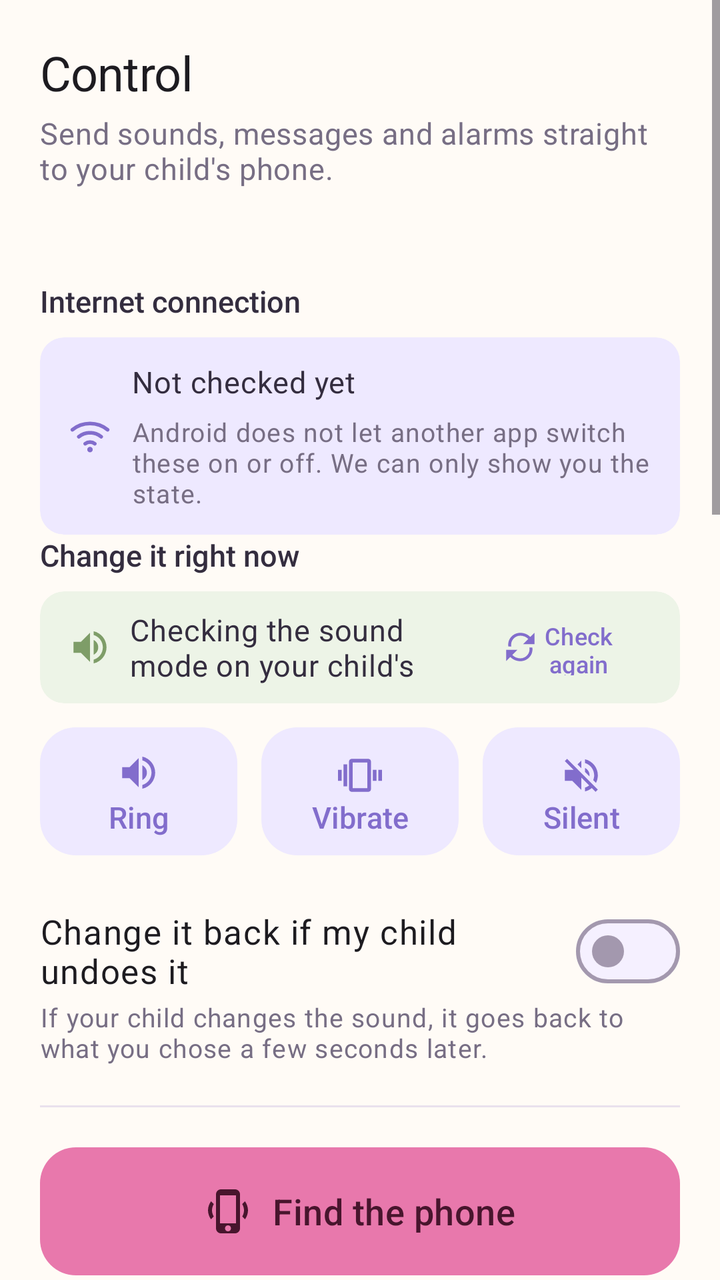
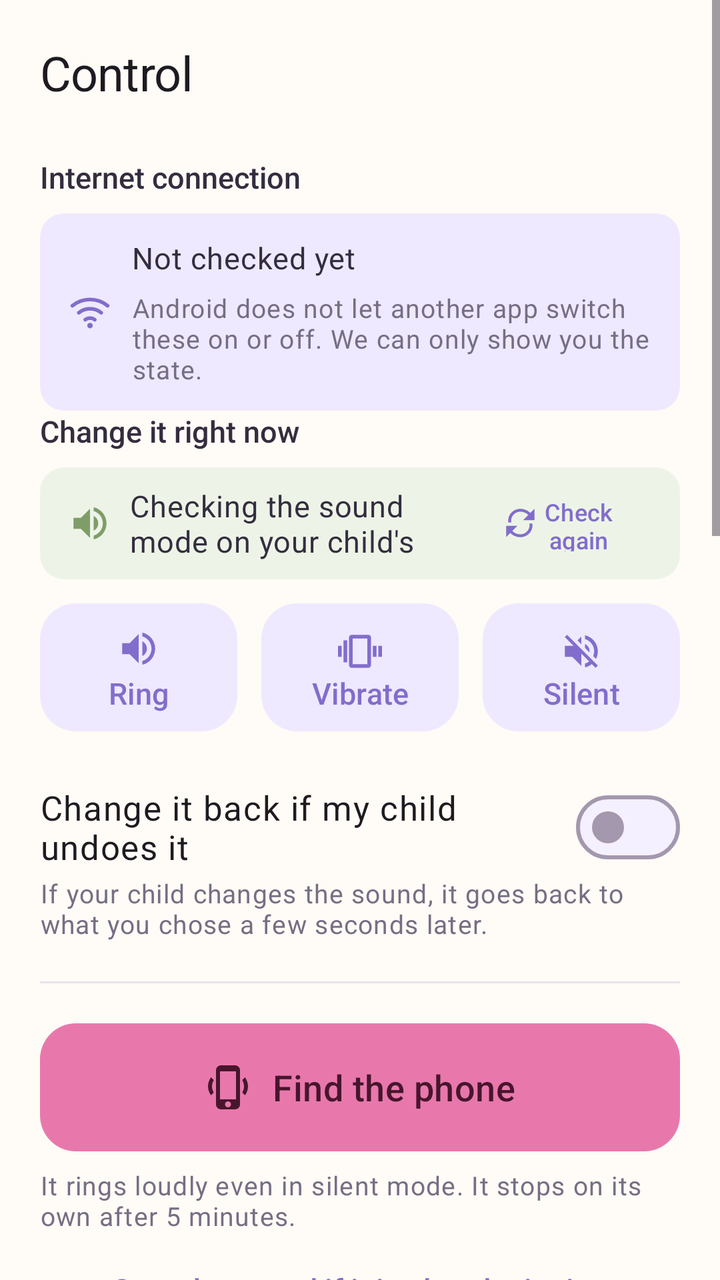

An Android layout rendered at two revisions. The XML below is the earlier revision; the diff shows what the commit changed to produce the second picture.
<!-- AndroidManifest.xml: application theme Theme.KidCare -->
<!-- res/layout/fragment_control.xml -->
<?xml version="1.0" encoding="utf-8"?>
<ScrollView xmlns:android="http://schemas.android.com/apk/res/android"
    xmlns:app="http://schemas.android.com/apk/res-auto"
    android:layout_width="match_parent"
    android:layout_height="match_parent"
    android:fillViewport="true">

    <LinearLayout
        android:layout_width="match_parent"
        android:layout_height="wrap_content"
        android:orientation="vertical"
        android:paddingHorizontal="@dimen/edge"
        android:paddingTop="20dp"
        android:paddingBottom="28dp">

        <TextView
            android:layout_width="match_parent"
            android:layout_height="wrap_content"
            android:text="@string/tab_control"
            android:textAppearance="?attr/textAppearanceHeadlineSmall" />

        <TextView
            android:layout_width="match_parent"
            android:layout_height="wrap_content"
            android:layout_marginTop="4dp"
            android:layout_marginBottom="20dp"
            android:text="@string/control_header_subtitle"
            android:textAppearance="?attr/textAppearanceBodyMedium"
            android:textColor="?attr/colorOnSurfaceVariant" />

        
        <TextView
            android:id="@+id/child_state"
            android:layout_width="match_parent"
            android:layout_height="wrap_content"
            android:paddingBottom="16dp"
            android:textAppearance="?attr/textAppearanceBodyMedium"
            android:textColor="?attr/colorOnSurfaceVariant"
            android:visibility="gone" />

        <TextView
            android:layout_width="match_parent"
            android:layout_height="wrap_content"
            android:layout_marginTop="26dp"
            android:text="@string/control_section_network"
            android:fontFamily="sans-serif-medium"
            android:textColor="@color/ink"
            android:textSize="15sp" />

        
        <com.google.android.material.card.MaterialCardView
            android:layout_width="match_parent"
            android:layout_height="wrap_content"
            android:layout_marginTop="8dp"
            app:cardBackgroundColor="@color/sky_soft"
            app:shapeAppearance="@style/ShapeAppearance.KidCare.Small"
            app:strokeWidth="0dp">

            <LinearLayout
                android:layout_width="match_parent"
                android:layout_height="wrap_content"
                android:baselineAligned="false"
                android:gravity="center_vertical"
                android:orientation="horizontal"
                android:paddingHorizontal="14dp"
                android:paddingVertical="12dp">

                <ImageView
                    android:id="@+id/network_icon"
                    android:layout_width="22dp"
                    android:layout_height="22dp"
                    android:importantForAccessibility="no"
                    android:src="@drawable/ic_wifi"
                    app:tint="@color/sky" />

                <LinearLayout
                    android:layout_width="0dp"
                    android:layout_height="wrap_content"
                    android:layout_marginStart="10dp"
                    android:layout_weight="1"
                    android:orientation="vertical">

                    <TextView
                        android:id="@+id/network_state"
                        android:layout_width="match_parent"
                        android:layout_height="wrap_content"
                        android:text="@string/control_network_unknown"
                        android:textAppearance="?attr/textAppearanceBodyMedium"
                        android:textColor="@color/ink" />

                    <TextView
                        android:id="@+id/network_wifi_state"
                        android:layout_width="match_parent"
                        android:layout_height="wrap_content"
                        android:layout_marginTop="1dp"
                        android:textAppearance="?attr/textAppearanceBodySmall"
                        android:textColor="?attr/colorOnSurfaceVariant"
                        android:visibility="gone" />

                    <TextView
                        android:layout_width="match_parent"
                        android:layout_height="wrap_content"
                        android:layout_marginTop="6dp"
                        android:text="@string/control_network_readonly"
                        android:textAppearance="?attr/textAppearanceBodySmall"
                        android:textColor="?attr/colorOnSurfaceVariant" />
                </LinearLayout>
            </LinearLayout>
        </com.google.android.material.card.MaterialCardView>

        <TextView
            android:layout_width="match_parent"
            android:layout_height="wrap_content"
            android:text="@string/control_section_ringer"
            android:fontFamily="sans-serif-medium"
            android:textColor="@color/ink"
            android:textSize="15sp" />

        <com.google.android.material.card.MaterialCardView
            android:layout_width="match_parent"
            android:layout_height="wrap_content"
            android:layout_marginTop="8dp"
            app:cardBackgroundColor="@color/grass_soft"
            app:shapeAppearance="@style/ShapeAppearance.KidCare.Small"
            app:strokeWidth="0dp">

            <LinearLayout
                android:layout_width="match_parent"
                android:layout_height="56dp"
                android:gravity="center_vertical"
                android:orientation="horizontal"
                android:paddingHorizontal="14dp">

                <ImageView
                    android:id="@+id/ringer_state_icon"
                    android:layout_width="22dp"
                    android:layout_height="22dp"
                    android:importantForAccessibility="no"
                    android:src="@drawable/ic_volume_up"
                    app:tint="@color/grass" />

                <TextView
                    android:id="@+id/ringer_state"
                    android:layout_width="0dp"
                    android:layout_height="wrap_content"
                    android:layout_marginStart="9dp"
                    android:layout_weight="1"
                    android:maxLines="2"
                    android:text="@string/control_ringer_status_loading"
                    android:textAppearance="?attr/textAppearanceBodyMedium"
                    android:textColor="@color/ink" />

                <com.google.android.material.button.MaterialButton
                    android:id="@+id/ringer_refresh_button"
                    style="@style/Widget.KidCare.Button.Text"
                    android:layout_width="92dp"
                    android:layout_height="40dp"
                    android:insetTop="0dp"
                    android:insetBottom="0dp"
                    android:minWidth="0dp"
                    android:minHeight="0dp"
                    android:text="@string/control_ringer_refresh"
                    android:textSize="12sp"
                    app:icon="@drawable/ic_refresh"
                    app:iconGravity="textStart"
                    app:iconPadding="2dp"
                    app:iconSize="17dp" />
            </LinearLayout>
        </com.google.android.material.card.MaterialCardView>

        
        <TextView
            android:id="@+id/ringer_dnd_note"
            android:layout_width="match_parent"
            android:layout_height="wrap_content"
            android:layout_marginTop="6dp"
            android:text="@string/control_ringer_dnd_note"
            android:textAppearance="?attr/textAppearanceBodySmall"
            android:textColor="?attr/colorOnSurfaceVariant"
            android:visibility="gone" />

        <LinearLayout
            android:layout_width="match_parent"
            android:layout_height="wrap_content"
            android:layout_marginTop="8dp"
            android:baselineAligned="false"
            android:orientation="horizontal">

            
            <com.google.android.material.button.MaterialButton
                android:id="@+id/mode_normal_button"
                style="@style/Widget.KidCare.Button.Tonal"
                android:layout_width="0dp"
                android:layout_height="72dp"
                android:layout_marginEnd="6dp"
                android:layout_weight="1"
                android:insetLeft="0dp"
                android:insetRight="0dp"
                android:paddingHorizontal="8dp"
                android:text="@string/control_mode_normal"
                app:strokeWidth="0dp"
                app:icon="@drawable/ic_volume_up"
                app:iconGravity="textTop"
                app:iconPadding="4dp"
                app:iconSize="22dp" />

            <com.google.android.material.button.MaterialButton
                android:id="@+id/mode_vibrate_button"
                style="@style/Widget.KidCare.Button.Tonal"
                android:layout_width="0dp"
                android:layout_height="72dp"
                android:layout_marginHorizontal="6dp"
                android:layout_weight="1"
                android:insetLeft="0dp"
                android:insetRight="0dp"
                android:paddingHorizontal="8dp"
                android:text="@string/control_mode_vibrate"
                app:strokeWidth="0dp"
                app:icon="@drawable/ic_vibration"
                app:iconGravity="textTop"
                app:iconPadding="4dp"
                app:iconSize="22dp" />

            <com.google.android.material.button.MaterialButton
                android:id="@+id/mode_silent_button"
                style="@style/Widget.KidCare.Button.Tonal"
                android:layout_width="0dp"
                android:layout_height="72dp"
                android:layout_marginStart="6dp"
                android:layout_weight="1"
                android:insetLeft="0dp"
                android:insetRight="0dp"
                android:paddingHorizontal="8dp"
                android:text="@string/control_mode_silent"
                app:strokeWidth="0dp"
                app:icon="@drawable/ic_volume_off"
                app:iconGravity="textTop"
                app:iconPadding="4dp"
                app:iconSize="22dp" />
        </LinearLayout>

        <com.google.android.material.materialswitch.MaterialSwitch
            android:id="@+id/lock_switch"
            android:layout_width="match_parent"
            android:layout_height="wrap_content"
            android:layout_marginTop="20dp"
            android:minHeight="48dp"
            android:text="@string/control_lock_switch"
            android:textAppearance="?attr/textAppearanceBodyLarge" />

        <TextView
            android:layout_width="match_parent"
            android:layout_height="wrap_content"
            android:text="@string/control_lock_hint"
            android:textAppearance="?attr/textAppearanceBodySmall"
            android:textColor="?attr/colorOnSurfaceVariant" />

        <View
            android:layout_width="match_parent"
            android:layout_height="1dp"
            android:layout_marginVertical="20dp"
            android:background="?attr/colorOutlineVariant" />

        <com.google.android.material.button.MaterialButton
            android:id="@+id/find_button"
            android:layout_width="match_parent"
            android:layout_height="64dp"
            android:text="@string/control_find_phone"
            android:textAppearance="?attr/textAppearanceTitleMedium"
            android:textColor="@color/on_berry"
            app:backgroundTint="@color/berry"
            app:icon="@drawable/ic_find_phone"
            app:iconGravity="textStart"
            app:iconPadding="10dp"
            app:iconSize="24dp"
            app:iconTint="@color/on_berry" />

        <TextView
            android:layout_width="match_parent"
            android:layout_height="wrap_content"
            android:layout_marginTop="8dp"
            android:text="@string/control_find_hint"
            android:textAppearance="?attr/textAppearanceBodySmall"
            android:textColor="?attr/colorOnSurfaceVariant" />

        
        <com.google.android.material.button.MaterialButton
            android:id="@+id/find_stop_button"
            style="@style/Widget.KidCare.Button.Text"
            android:layout_width="match_parent"
            android:layout_height="wrap_content"
            android:layout_marginTop="4dp"
            android:text="@string/control_find_stop_hint" />

        <View
            android:layout_width="match_parent"
            android:layout_height="1dp"
            android:layout_marginVertical="20dp"
            android:background="?attr/colorOutlineVariant" />

        
        <TextView
            android:layout_width="match_parent"
            android:layout_height="wrap_content"
            android:text="@string/control_section_message"
            android:fontFamily="sans-serif-medium"
            android:textColor="@color/ink"
            android:textSize="15sp" />

        <com.google.android.material.chip.ChipGroup
            android:id="@+id/message_chips"
            android:layout_width="match_parent"
            android:layout_height="wrap_content"
            android:layout_marginTop="10dp">

            
            <com.google.android.material.chip.Chip
                style="@style/Widget.Material3.Chip.Suggestion"
                android:layout_width="wrap_content"
                android:layout_height="wrap_content"
                android:checkable="false"
                android:text="@string/control_message_chip_where" />

            <com.google.android.material.chip.Chip
                style="@style/Widget.Material3.Chip.Suggestion"
                android:layout_width="wrap_content"
                android:layout_height="wrap_content"
                android:checkable="false"
                android:text="@string/control_message_chip_call" />

            <com.google.android.material.chip.Chip
                style="@style/Widget.Material3.Chip.Suggestion"
                android:layout_width="wrap_content"
                android:layout_height="wrap_content"
                android:checkable="false"
                android:text="@string/control_message_chip_come_home" />

            <com.google.android.material.chip.Chip
                style="@style/Widget.Material3.Chip.Suggestion"
                android:layout_width="wrap_content"
                android:layout_height="wrap_content"
                android:checkable="false"
                android:text="@string/control_message_chip_meal" />
        </com.google.android.material.chip.ChipGroup>

        
        <com.google.android.material.textfield.TextInputLayout
            android:id="@+id/message_input_layout"
            android:layout_width="match_parent"
            android:layout_height="wrap_content"
            android:layout_marginTop="8dp"
            android:hint="@string/control_message_hint"
            app:counterEnabled="true"
            app:counterMaxLength="100">

            <com.google.android.material.textfield.TextInputEditText
                android:id="@+id/message_input"
                android:layout_width="match_parent"
                android:layout_height="wrap_content"
                android:inputType="textShortMessage|textMultiLine|textCapSentences"
                android:maxLength="100"
                android:maxLines="3"
                android:textAppearance="?attr/textAppearanceBodyLarge" />
        </com.google.android.material.textfield.TextInputLayout>

        <com.google.android.material.button.MaterialButton
            android:id="@+id/message_send_button"
            style="@style/Widget.KidCare.Button.Tonal"
            android:layout_width="match_parent"
            android:layout_height="58dp"
            android:layout_marginTop="8dp"
            android:text="@string/control_message_send"
            android:textAppearance="?attr/textAppearanceTitleMedium"
            app:icon="@drawable/ic_send"
            app:iconGravity="textStart"
            app:iconPadding="8dp"
            app:iconSize="22dp" />

        <TextView
            android:layout_width="match_parent"
            android:layout_height="wrap_content"
            android:layout_marginTop="8dp"
            android:text="@string/control_message_hint_detail"
            android:textAppearance="?attr/textAppearanceBodySmall"
            android:textColor="?attr/colorOnSurfaceVariant" />

        <View
            android:layout_width="match_parent"
            android:layout_height="1dp"
            android:layout_marginVertical="20dp"
            android:background="?attr/colorOutlineVariant" />

        
        <TextView
            android:layout_width="match_parent"
            android:layout_height="wrap_content"
            android:text="@string/control_section_alarm"
            android:fontFamily="sans-serif-medium"
            android:textColor="@color/ink"
            android:textSize="15sp" />

        
        <TextView
            android:id="@+id/alarm_state"
            android:layout_width="match_parent"
            android:layout_height="wrap_content"
            android:layout_marginTop="8dp"
            android:textAppearance="?attr/textAppearanceBodyMedium"
            android:textColor="?attr/colorOnSurfaceVariant"
            android:visibility="gone" />

        <com.google.android.material.button.MaterialButton
            android:id="@+id/alarm_time_button"
            style="@style/Widget.KidCare.Button.Outlined"
            android:layout_width="match_parent"
            android:layout_height="64dp"
            android:layout_marginTop="10dp"
            android:textAppearance="?attr/textAppearanceTitleMedium"
            app:icon="@drawable/ic_alarm"
            app:iconGravity="textStart"
            app:iconPadding="8dp"
            app:iconSize="22dp" />

        <com.google.android.material.textfield.TextInputLayout
            android:id="@+id/alarm_label_layout"
            android:layout_width="match_parent"
            android:layout_height="wrap_content"
            android:layout_marginTop="8dp"
            android:hint="@string/control_alarm_label_hint">

            
            <com.google.android.material.textfield.TextInputEditText
                android:id="@+id/alarm_label_input"
                android:layout_width="match_parent"
                android:layout_height="wrap_content"
                android:inputType="textShortMessage|textCapSentences"
                android:maxLength="20"
                android:maxLines="1"
                android:textAppearance="?attr/textAppearanceBodyLarge" />
        </com.google.android.material.textfield.TextInputLayout>

        <com.google.android.material.button.MaterialButton
            android:id="@+id/alarm_set_button"
            style="@style/Widget.KidCare.Button.Tonal"
            android:layout_width="match_parent"
            android:layout_height="58dp"
            android:layout_marginTop="8dp"
            android:text="@string/control_alarm_set"
            android:textAppearance="?attr/textAppearanceTitleMedium"
            app:icon="@drawable/ic_alarm"
            app:iconGravity="textStart"
            app:iconPadding="8dp"
            app:iconSize="22dp" />

        
        <com.google.android.material.button.MaterialButton
            android:id="@+id/alarm_cancel_button"
            style="@style/Widget.KidCare.Button.Text"
            android:layout_width="match_parent"
            android:layout_height="wrap_content"
            android:layout_marginTop="4dp"
            android:text="@string/control_alarm_cancel" />

        <TextView
            android:layout_width="match_parent"
            android:layout_height="wrap_content"
            android:layout_marginTop="8dp"
            android:text="@string/control_alarm_hint_detail"
            android:textAppearance="?attr/textAppearanceBodySmall"
            android:textColor="?attr/colorOnSurfaceVariant" />

        <LinearLayout
            android:layout_width="match_parent"
            android:layout_height="wrap_content"
            android:layout_marginTop="16dp"
            android:gravity="center_vertical"
            android:orientation="horizontal">

            <ProgressBar
                android:id="@+id/command_progress"
                style="?android:attr/progressBarStyleSmall"
                android:layout_width="20dp"
                android:layout_height="20dp"
                android:layout_marginEnd="10dp"
                android:visibility="gone" />

            <TextView
                android:id="@+id/command_status"
                android:layout_width="0dp"
                android:layout_height="wrap_content"
                android:layout_weight="1"
                android:textAppearance="?attr/textAppearanceBodyMedium"
                android:visibility="gone" />
        </LinearLayout>
    </LinearLayout>
</ScrollView>
<!-- resources referenced by this layout -->
<resources>
  <color name="berry">#E878AC</color>
  <color name="grass">#7E9D68</color>
  <color name="grass_soft">#EDF4E7</color>
  <color name="ink">#342D3F</color>
  <color name="on_berry">#48152D</color>
  <color name="sky">#826DCC</color>
  <color name="sky_soft">#EEE9FF</color>
  <dimen name="edge">20dp</dimen>
  <string name="control_alarm_cancel" formatted="false">Cancel the alarm</string>
  <string name="control_alarm_label_hint" formatted="false">Alarm name (e.g. Time for class)</string>
  <string name="control_alarm_set" formatted="false">Set an alarm for this time</string>
  <string name="control_find_hint" formatted="false">It rings loudly even in silent mode. It stops on its own after 5 minutes.</string>
  <string name="control_find_phone" formatted="false">Find the phone</string>
  <string name="control_find_stop_hint" formatted="false">Stop the sound if it is already ringing</string>
  <string name="control_header_subtitle" formatted="false">Send sounds, messages and alarms straight to your child\'s phone.</string>
  <string name="control_lock_hint" formatted="false">If your child changes the sound, it goes back to what you chose a few seconds later.</string>
  <string name="control_lock_switch" formatted="false">Change it back if my child undoes it</string>
  <string name="control_message_chip_call" formatted="false">Please call me</string>
  <string name="control_message_chip_come_home" formatted="false">Come home</string>
  <string name="control_message_chip_meal" formatted="false">Have you eaten?</string>
  <string name="control_message_chip_where" formatted="false">Where are you now?</string>
  <string name="control_message_hint" formatted="false">What to tell your child</string>
  <string name="control_message_hint_detail" formatted="false">It shows up large on your child\'s screen. It makes no sound, just one vibration. When your child taps \'Got it\', this changes to \'Read\'.</string>
  <string name="control_message_send" formatted="false">Send the message</string>
  <string name="control_mode_normal" formatted="false">Ring</string>
  <string name="control_mode_silent" formatted="false">Silent</string>
  <string name="control_mode_vibrate" formatted="false">Vibrate</string>
  <string name="control_network_readonly" formatted="false">Android does not let another app switch these on or off. We can only show you the state.</string>
  <string name="control_network_unknown" formatted="false">Not checked yet</string>
  <string name="control_ringer_dnd_note" formatted="false">While Do Not Disturb is on, Android reports silent even if the ringer is set to ring. That is why the sound state above may not be exact.</string>
  <string name="control_ringer_refresh" formatted="false">Check again</string>
  <string name="control_ringer_status_loading" formatted="false">Checking the sound mode on your child\'s phone</string>
  <string name="control_section_alarm" formatted="false">Set an alarm</string>
  <string name="control_section_message" formatted="false">Send a word</string>
  <string name="control_section_network" formatted="false">Internet connection</string>
  <string name="control_section_ringer" formatted="false">Change it right now</string>
  <string name="tab_control" formatted="false">Control</string>
  <color name="on_accent">#FFFFFF</color>
  <color name="apricot">#F2A05F</color>
  <color name="apricot_soft">#FFF0E2</color>
  <color name="on_apricot_soft">#5A3216</color>
  <color name="berry_ink">#B64C66</color>
  <color name="paper_card">#FFFEFC</color>
  <color name="berry_soft">#FDE8F2</color>
  <color name="on_berry_soft">#5B213C</color>
  <color name="paper">#FFFBF6</color>
  <color name="paper_fold">#F5F0FF</color>
  <color name="ink_soft">#776E84</color>
  <color name="line">#A398AE</color>
  <color name="line_soft">#E9E1ED</color>
  <!-- unchanged entries left out for length: 39 -->
</resources>

<!-- the commit's change to res/layout/fragment_control.xml (unified diff, before → after) -->
@@ -18,15 +18,6 @@
             android:layout_height="wrap_content"
             android:text="@string/tab_control"
             android:textAppearance="?attr/textAppearanceHeadlineSmall" />
-
-        <TextView
-            android:layout_width="match_parent"
-            android:layout_height="wrap_content"
-            android:layout_marginTop="4dp"
-            android:layout_marginBottom="20dp"
-            android:text="@string/control_header_subtitle"
-            android:textAppearance="?attr/textAppearanceBodyMedium"
-            android:textColor="?attr/colorOnSurfaceVariant" />
 
         
         <TextView
<!-- resource entries referenced after the edit -->
@@ -14,7 +14,6 @@
   <string name="control_find_hint" formatted="false">It rings loudly even in silent mode. It stops on its own after 5 minutes.</string>
   <string name="control_find_phone" formatted="false">Find the phone</string>
   <string name="control_find_stop_hint" formatted="false">Stop the sound if it is already ringing</string>
-  <string name="control_header_subtitle" formatted="false">Send sounds, messages and alarms straight to your child\'s phone.</string>
   <string name="control_lock_hint" formatted="false">If your child changes the sound, it goes back to what you chose a few seconds later.</string>
   <string name="control_lock_switch" formatted="false">Change it back if my child undoes it</string>
   <string name="control_message_chip_call" formatted="false">Please call me</string>
